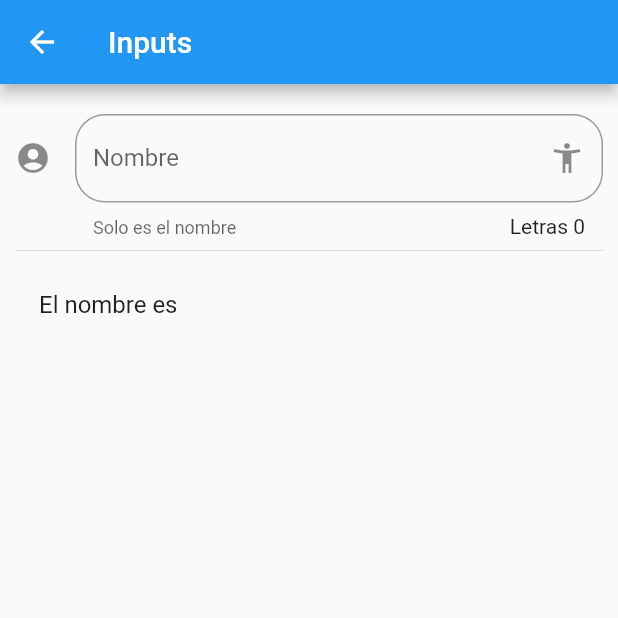
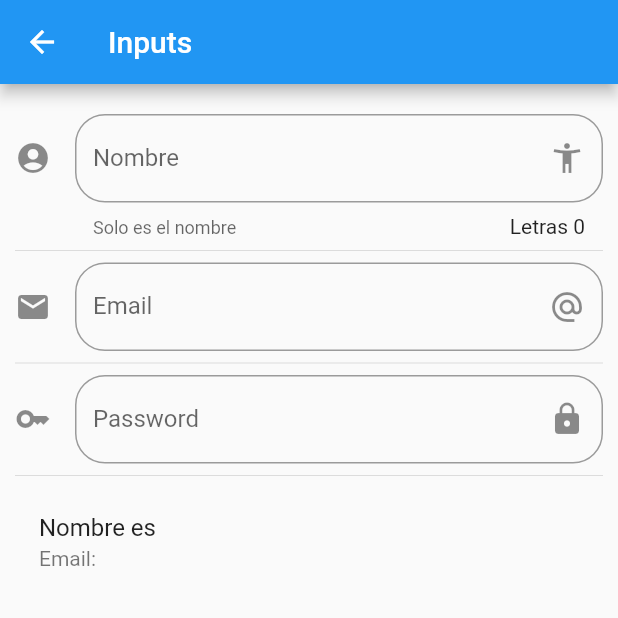
Before and after one commit to corpotecguayanaca/componentes-flutter, a Flutter app: the InputsPage screen opened by its route, on a phone screen of 412 x 824 dp, the top half of it. Run offline on Flutter 3.47's test engine with Material 2 defaults, Android fonts, the phone set to English and light mode, and no system bars.

Commit message:
email & password inputs

```diff
--- a/lib/src/pages/inputs_page.dart
+++ b/lib/src/pages/inputs_page.dart
@@ -9,6 +9,7 @@ class InputsPage extends StatefulWidget {
 
 class _InputsPageState extends State<InputsPage> {
   String _nombre = "";
+  String _email = "";
 
   @override
   Widget build(BuildContext context) {
@@ -20,6 +21,10 @@ class _InputsPageState extends State<InputsPage> {
         padding: EdgeInsets.symmetric(horizontal: 10.0, vertical: 20.0),
         children: [
           _crearInput(),
+          Divider(),
+          _crearEmail(),
+          Divider(),
+          _crearPassword(),
           Divider(),
           _crearPersona(),
         ],
@@ -51,7 +56,43 @@ class _InputsPageState extends State<InputsPage> {
 
   Widget _crearPersona() {
     return ListTile(
-      title: Text("El nombre es $_nombre"),
+      title: Text("Nombre es $_nombre"),
+      subtitle: Text("Email: $_email"),
+    );
+  }
+
+  Widget _crearEmail() {
+    return TextField(
+      keyboardType: TextInputType.emailAddress,
+      decoration:  InputDecoration(
+        border: OutlineInputBorder(
+          borderRadius: BorderRadius.circular(20.0),
+        ),
+        hintText: "example@email.com",
+        labelText: 'Email',
+        suffixIcon: Icon(Icons.alternate_email),
+        icon: Icon(Icons.email),
+      ),
+      onChanged: (valor) =>setState(() => _email = valor)
+      ,
+    );
+  }
+
+  Widget _crearPassword() {
+    return TextField(
+      keyboardType: TextInputType.visiblePassword,
+      obscureText: true,
+      decoration:  InputDecoration(
+        border: OutlineInputBorder(
+          borderRadius: BorderRadius.circular(20.0),
+        ),
+        hintText: "Tu contraseña",
+        labelText: 'Password',
+        suffixIcon: Icon(Icons.lock),
+        icon: Icon(Icons.key),
+      ),
+      onChanged: (valor) =>setState(() {})
+      ,
     );
   }
 }
```
